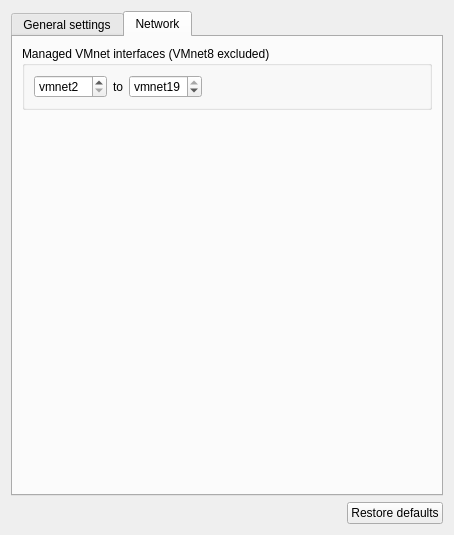
First picture: the form in gns3/modules/vmware/ui/vmware_preferences_page.ui, repository GNS3/gns3-gui, before the edit.
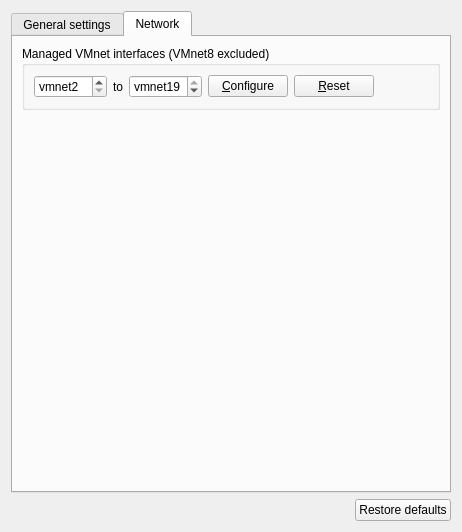
Second picture: the form after the edit. The open tabs and pages were chosen to show the change.

Commit message: Call the vmnet management script from the GUI (with admin rights). Implements #639.

Diff of the .ui file:
```diff
--- a/gns3/modules/vmware/ui/vmware_preferences_page.ui
+++ b/gns3/modules/vmware/ui/vmware_preferences_page.ui
@@ -6,8 +6,8 @@
    <rect>
     <x>0</x>
     <y>0</y>
-    <width>454</width>
-    <height>535</height>
+    <width>462</width>
+    <height>532</height>
    </rect>
   </property>
   <property name="windowTitle">
@@ -97,14 +97,16 @@
       <attribute name="title">
        <string>Network</string>
       </attribute>
-      <layout class="QVBoxLayout" name="verticalLayout">
+      <layout class="QVBoxLayout" name="verticalLayout_3">
        <item>
         <widget class="QGroupBox" name="uiManagedVMnetRangeGroupBox">
          <property name="title">
           <string>Managed VMnet interfaces (VMnet8 excluded)</string>
          </property>
-         <layout class="QGridLayout" name="gridLayout">
-          <item row="0" column="0">
+         <layout class="QVBoxLayout" name="verticalLayout">
+          <item>
+           <layout class="QHBoxLayout" name="horizontalLayout_3">
+            <item>
            <widget class="QSpinBox" name="uiVMnetStartRangeSpinBox">
             <property name="prefix">
              <string>vmnet</string>
@@ -117,7 +119,7 @@
             </property>
            </widget>
           </item>
-          <item row="0" column="1">
+            <item>
            <widget class="QLabel" name="uiToLabel">
             <property name="sizePolicy">
              <sizepolicy hsizetype="Minimum" vsizetype="Preferred">
@@ -130,7 +132,7 @@
             </property>
            </widget>
           </item>
-          <item row="0" column="2">
+            <item>
            <widget class="QSpinBox" name="uiVMnetEndRangeSpinBox">
             <property name="prefix">
              <string>vmnet</string>
@@ -146,7 +148,21 @@
             </property>
            </widget>
           </item>
-          <item row="0" column="3">
+            <item>
+             <widget class="QPushButton" name="uiConfigureVmnetPushButton">
+              <property name="text">
+               <string>&amp;Configure</string>
+              </property>
+             </widget>
+            </item>
+            <item>
+             <widget class="QPushButton" name="uiResetVmnetPushButton">
+              <property name="text">
+               <string>&amp;Reset</string>
+              </property>
+             </widget>
+            </item>
+            <item>
            <spacer name="horizontalSpacer_2">
             <property name="orientation">
              <enum>Qt::Horizontal</enum>
@@ -158,6 +174,8 @@
              </size>
             </property>
            </spacer>
+            </item>
+           </layout>
           </item>
          </layout>
         </widget>
```
Lines whose indentation alone changed are shown as unchanged. The commit also changes 7 other files.
